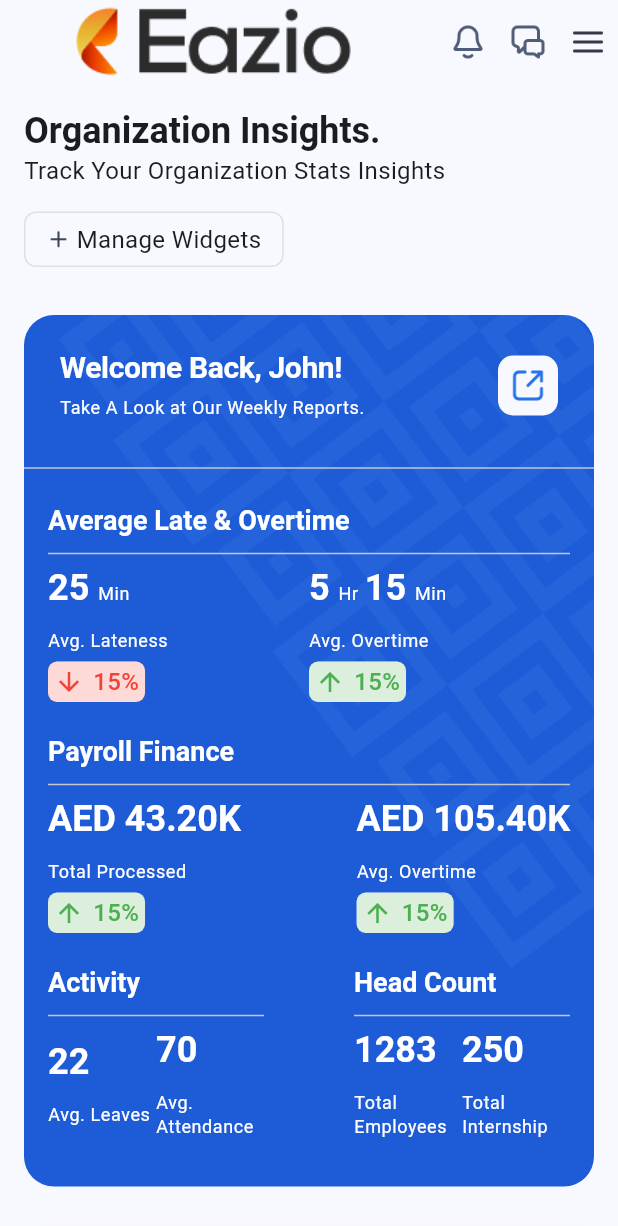
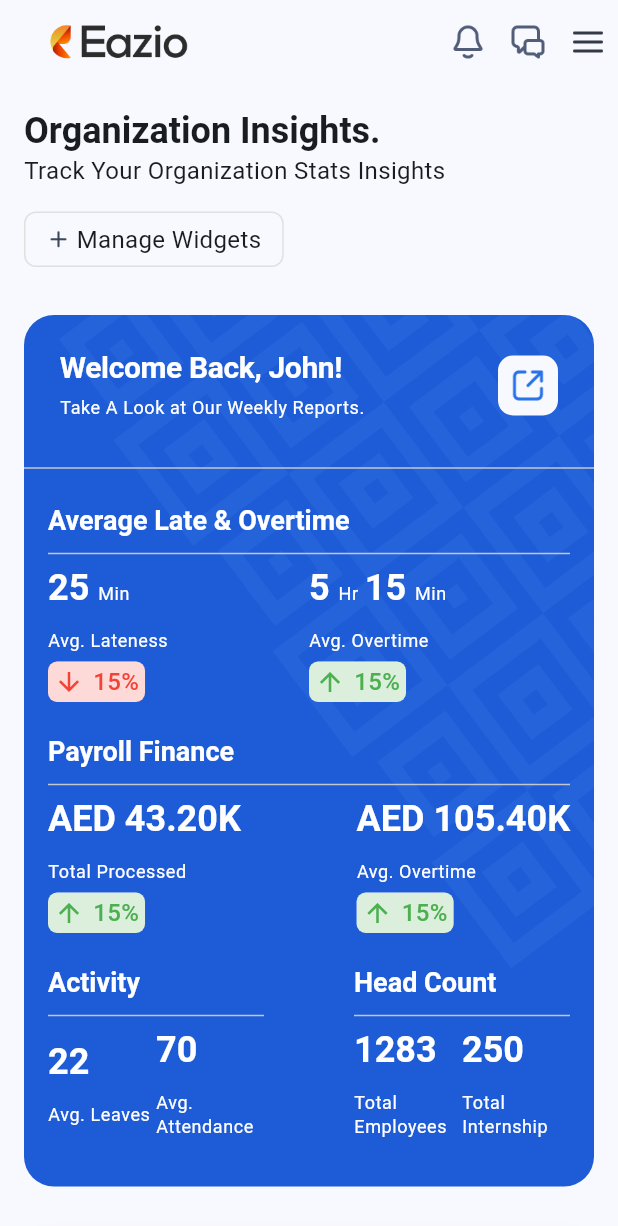
Before and after one commit to Syed-Waleed-Shah/eazio, a Flutter app: the screen it shows after launch, on a phone screen of 412 x 824 dp. Shown: the top 1226 px of the screen. Run offline on Flutter 3.47's test engine with Material 3 defaults, Android fonts, the phone set to English and light mode, and no system bars.

Commit message:
Fixed logo size, Fixed appbar overlay

```diff
--- a/lib/dashboard/dashboard_view.dart
+++ b/lib/dashboard/dashboard_view.dart
@@ -7,7 +7,6 @@ import 'package:eazio/widgets/custom_tab_bar.dart';
 import 'package:eazio/widgets/insight_group.dart';
 import 'package:eazio/widgets/insight_item.dart';
 import 'package:eazio/widgets/insight_title.dart';
-import 'package:flutter/cupertino.dart';
 import 'package:flutter/material.dart';
 
 class DashboardView extends StatelessWidget {
@@ -17,7 +16,10 @@ class DashboardView extends StatelessWidget {
   Widget build(BuildContext context) {
     return Scaffold(
       appBar: AppBar(
-        title: Image.asset('assets/icons/logo.png'),
+        title: Image.asset(
+          'assets/icons/logo.png',
+          width: 130,
+        ),
         actions: const [
           CustomIconButton(asset: 'assets/icons/bell.png'),
           CustomIconButton(asset: 'assets/icons/message.png'),
--- a/lib/themes/light_theme.dart
+++ b/lib/themes/light_theme.dart
@@ -3,6 +3,9 @@ import 'package:flutter/material.dart';
 ThemeData lightTheme = ThemeData(
     primaryColor: const Color(0xFF1E5BD7),
     colorScheme: ColorScheme.fromSeed(seedColor: Colors.blue),
+    appBarTheme: const AppBarTheme(
+      scrolledUnderElevation: 0,
+    ),
     textTheme: const TextTheme(
       titleLarge: TextStyle(
         fontSize: 24,
```
